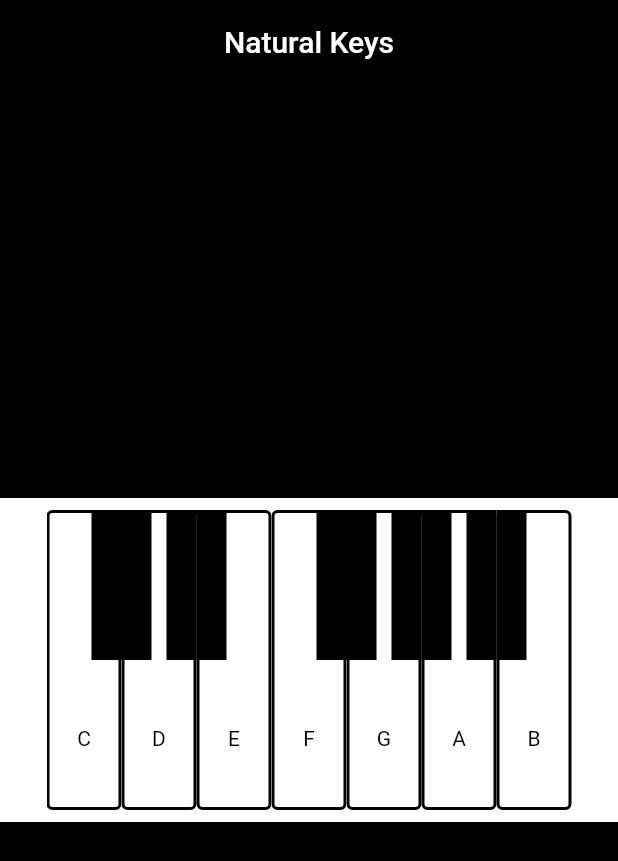
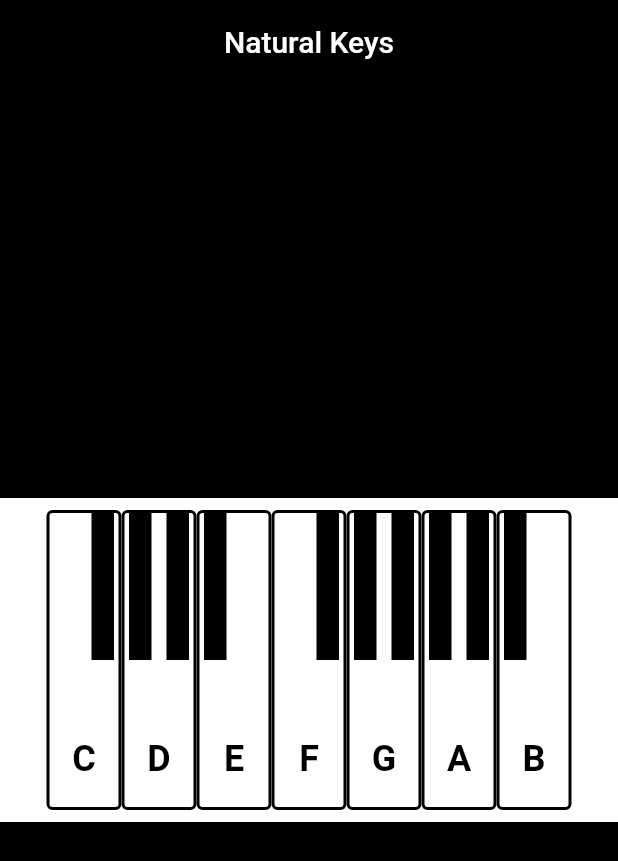
Before and after one commit to kulloveth/PianoNaturalKeyboard, a Flutter app: the screen it shows after launch, on a phone screen of 412 x 824 dp. Shown: the top 861 px of the screen. Run offline on Flutter 3.47's test engine with Material 2 defaults, Android fonts, the light colour scheme and no system bars.

Commit message:
clean up position codes

```diff
--- a/lib/main.dart
+++ b/lib/main.dart
@@ -12,17 +12,8 @@ class MyApp extends StatelessWidget {
   Widget build(BuildContext context) {
     return MaterialApp(
       debugShowCheckedModeBanner: false,
-      title: 'Flutter Demo',
+      title: 'Piano App',
       theme: ThemeData(
-        // This is the theme of your application.
-        //
-        // Try running your application with "flutter run". You'll see the
-        // application has a blue toolbar. Then, without quitting the app, try
-        // changing the primarySwatch below to Colors.green and then invoke
-        // "hot reload" (press "r" in the console where you ran "flutter run",
-        // or simply save your changes to "hot reload" in a Flutter IDE).
-        // Notice that the counter didn't reset back to zero; the application
-        // is not restarted.
         primaryColor: Colors.black,
       ),
       home: Piano(title: 'Natural Keys'),
@@ -40,6 +31,8 @@ class Piano extends StatefulWidget {
 }
 
 class _PianoState extends State<Piano> {
+
+
   SizedBox pianoButton(String note) {
     return SizedBox(
       width: 50.0,
@@ -48,8 +41,8 @@ class _PianoState extends State<Piano> {
         child: Align(
             alignment: Alignment.bottomCenter,
             child: Padding(
-              padding: const EdgeInsets.only(bottom: 40.0),
-              child: Text(note),
+              padding: const EdgeInsets.only(bottom: 20.0),
+              child: Text(note,style: TextStyle(fontSize: 24.0,fontWeight: FontWeight.bold),),
             )),
         style: OutlinedButton.styleFrom(
             primary: Colors.black,
@@ -59,6 +52,28 @@ class _PianoState extends State<Piano> {
         onPressed: () {
           print('Pressed');
         },
+      ),
+    );
+  }
+
+  Positioned rightBlackButton(){
+    return  Positioned(
+      right: 30,
+      child: Container(
+        width: 15.0,
+        height: 100.0,
+        color: Colors.black,
+      ),
+    );
+  }
+
+  Positioned leftBlackButton(){
+    return  Positioned(
+      left: 30,
+      child: Container(
+        width: 15.0,
+        height: 100.0,
+        color: Colors.black,
       ),
     );
   }
@@ -82,115 +97,45 @@ class _PianoState extends State<Piano> {
                 Stack(
                   children: [
                     pianoButton('C'),
-                    Positioned(
-                      left: 30,
-                      child: Container(
-                        width: 50.0,
-                        height: 100.0,
-                        color: Colors.black,
-                      ),
-                    ),
+                    leftBlackButton(),
                   ],
                 ),
                 Stack(
                   children: [
                     pianoButton('D'),
-                    Positioned(
-                      left: 30,
-                      child: Container(
-                        width: 50.0,
-                        height: 100.0,
-                        color: Colors.black,
-                      ),
-                    ),
-                    Positioned(
-                      right: 30,
-                      child: Container(
-                        width: 20.0,
-                        height: 100.0,
-                        color: Colors.black,
-                      ),
-                    ),
+                    leftBlackButton(),
+                    rightBlackButton(),
                   ],
                 ),
 
                 Stack(children: [
                   pianoButton('E'),
-                  Positioned(
-                    right: 30,
-                    child: Container(
-                      width: 20.0,
-                      height: 100.0,
-                      color: Colors.black,
-                    ),
-                  ),
+                 rightBlackButton(),
                 ],),
                 Stack(
                   children: [
                     pianoButton('F'),
-                    Positioned(
-                      left: 30,
-                      child: Container(
-                        width: 50.0,
-                        height: 100.0,
-                        color: Colors.black,
-                      ),
-                    ),
+                   leftBlackButton(),
                   ],
                 ),
                 Stack(
                   children: [
                     pianoButton('G'),
-                    Positioned(
-                      left: 30,
-                      child: Container(
-                        width: 50.0,
-                        height: 100.0,
-                        color: Colors.black,
-                      ),
-                    ),
-                    Positioned(
-                      right: 30,
-                      child: Container(
-                        width: 20.0,
-                        height: 100.0,
-                        color: Colors.black,
-                      ),
-                    ),
+                   leftBlackButton(),
+                    rightBlackButton(),
                   ],
                 ),
                 Stack(
                   children: [
                     pianoButton('A'),
-                    Positioned(
-                      left: 30,
-                      child: Container(
-                        width: 20.0,
-                        height: 100.0,
-                        color: Colors.black,
-                      ),
-                    ),
-                    Positioned(
-                      right: 30,
-                      child: Container(
-                        width: 20.0,
-                        height: 100.0,
-                        color: Colors.black,
-                      ),
-                    ),
+                    leftBlackButton(),
+                   rightBlackButton(),
                   ],
                 ),
 
                 Stack(children: [
                   pianoButton('B'),
-                  Positioned(
-                    right: 30,
-                    child: Container(
-                      width: 20.0,
-                      height: 100.0,
-                      color: Colors.black,
-                    ),
-                  ),
+                  rightBlackButton(),
                 ],)
               ],
             ),
```
